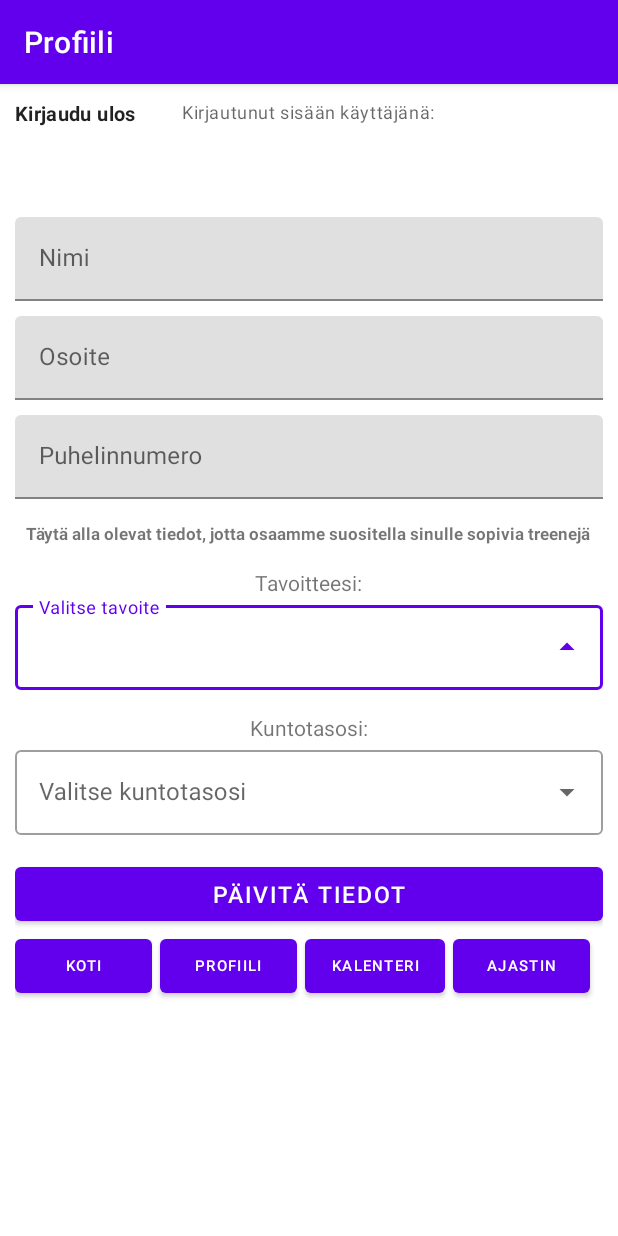
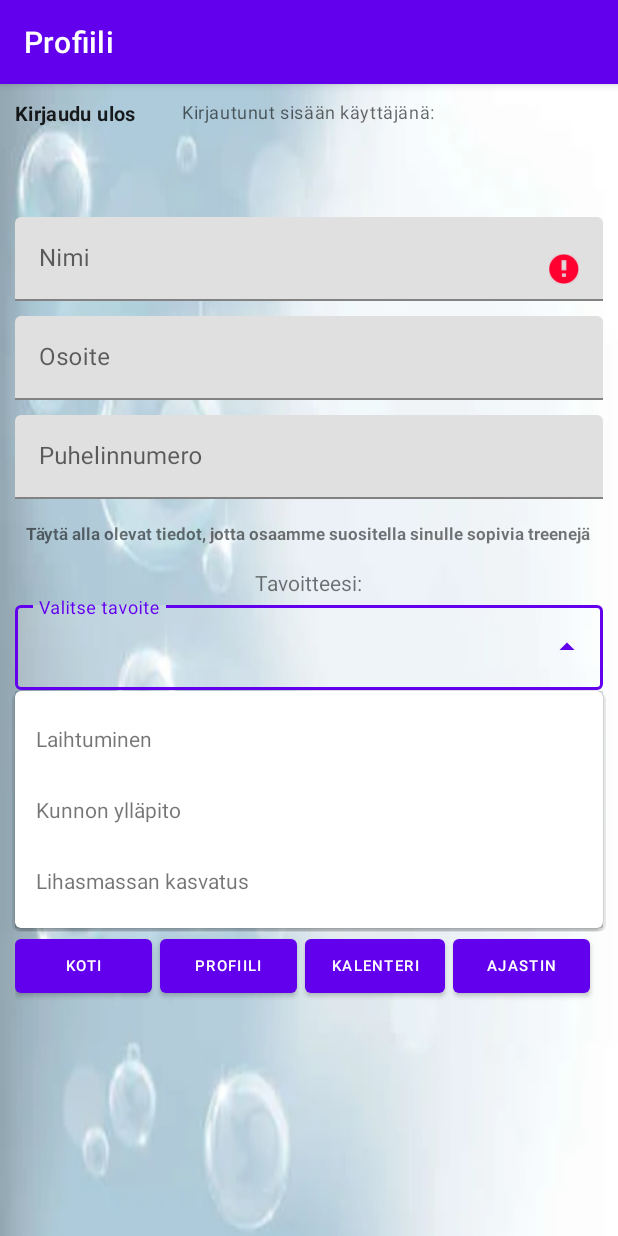
Before and after one commit to MobiiliProjektiRyhma17/fitness-app, an Android app: the screen it shows after launch once a user with an empty profile is signed in (ProfileActivity), after a tap on an icon or button, on a phone screen of 412 x 824 dp. Run offline under Robolectric (Android 15) with nearby library versions, the phone set to English and light mode, and no system bars; our stand-ins replace Firebase (no records; nobody signed in at launch, a user with empty details on screens opened directly); 3 other taps on this screen came first.

Commit message:
prof, adding background

```diff
--- a/app/src/main/java/com/example/fitness_application/ProfileActivity.kt
+++ b/app/src/main/java/com/example/fitness_application/ProfileActivity.kt
@@ -3,6 +3,7 @@ package com.example.fitness_application
 import android.content.Intent
 import androidx.appcompat.app.AppCompatActivity
 import android.os.Bundle
+import android.widget.*
 import androidx.appcompat.app.ActionBar
 import com.example.fitness_application.databinding.ActivityProfileBinding
 import com.google.firebase.auth.FirebaseAuth
@@ -11,6 +12,13 @@ import com.google.firebase.database.FirebaseDatabase
 
 class ProfileActivity : AppCompatActivity() {
 
+
+    private lateinit var nameEdit: EditText
+    private lateinit var addressEdit: EditText
+    private lateinit var phoneNumberEdit: EditText
+    private lateinit  var goalsMenu: AutoCompleteTextView
+    private lateinit  var shapesMenu: AutoCompleteTextView
+    private lateinit var editButton: Button
 
 
 
@@ -23,6 +31,7 @@ class ProfileActivity : AppCompatActivity() {
 
     //Firebase
     private lateinit var firebaseAuth: FirebaseAuth
+
     private lateinit var databaseReference: DatabaseReference
 
     override fun onCreate(savedInstanceState: Bundle?) {
@@ -34,6 +43,15 @@ class ProfileActivity : AppCompatActivity() {
         actionBar.title = "Profiili"
 
         databaseReference = FirebaseDatabase.getInstance().getReference("Profiles")
+
+        nameEdit = findViewById(R.id.nameEdit)
+        addressEdit = findViewById(R.id.addressEdit)
+        phoneNumberEdit = findViewById(R.id.phoneNumberEdit)
+        editButton = findViewById(R.id.editButton)
+
+        editButton.setOnClickListener {
+            saveProduct()
+        }
 
         firebaseAuth = FirebaseAuth.getInstance()
         checkUser()
@@ -47,6 +65,45 @@ class ProfileActivity : AppCompatActivity() {
             val intent = Intent(this, HomeActivity::class.java)
             startActivity(intent)
         }
+
+        val goals = resources.getStringArray(R.array.goals)
+        val arrayAdapter = ArrayAdapter(this,R.layout.dropdown_item,goals)
+        val shapes = resources.getStringArray(R.array.shapes)
+        val arrayAdapter2 = ArrayAdapter(this,R.layout.dropdown_item,shapes)
+        goalsMenu = findViewById<AutoCompleteTextView>(R.id.autoGoal)
+        shapesMenu = findViewById<AutoCompleteTextView>(R.id.shapeSelect)
+        goalsMenu.setAdapter(arrayAdapter)
+        shapesMenu.setAdapter(arrayAdapter2)
+
+    }
+
+    class Profile(val ID: String, val Nimi: String, val Osoite: String, val Puhelinnumero: String, val Tavoite: String, val Kuntotaso: String){
+
+        constructor() : this("","","","", "", ""){
+
+        }
+    }
+
+    private fun saveProduct() {
+        val name = nameEdit.text.toString().trim()
+        val address = addressEdit.text.toString().trim()
+        val number =  phoneNumberEdit.text.toString().trim()
+        val goal = goalsMenu.text.toString().trim()
+        val shape = shapesMenu.text.toString().trim()
+
+        if(name.isEmpty()){
+            nameEdit.error = "Ole hyvä ja syötä nimesi"
+            return
+        }
+
+        val profileID: String? = databaseReference.push().key
+
+        val info = Profile(profileID.toString(), name, address, number, goal, shape)
+
+        databaseReference.child(profileID.toString()).setValue(info).addOnCompleteListener {
+            Toast.makeText(applicationContext, "Tiedot päivitetty onnistuneesti", Toast.LENGTH_LONG).show()
+        }
+
     }
 
     private fun checkUser() {
@@ -58,5 +115,6 @@ class ProfileActivity : AppCompatActivity() {
             startActivity(Intent(this, LoginActivity::class.java))
             finish()
         }
+
     }
 }
--- a/app/src/main/res/layout/activity_home.xml
+++ b/app/src/main/res/layout/activity_home.xml
@@ -6,7 +6,8 @@
     android:layout_height="match_parent"
     tools:context=".HomeActivity"
     android:gravity="center_horizontal"
-    android:orientation="vertical">
+    android:orientation="vertical"
+    android:background="@drawable/home">
 
     <ImageView
         android:id="@+id/image"
@@ -21,7 +22,7 @@
         android:layout_width="wrap_content"
         android:layout_height="wrap_content"
         android:layout_below="@id/image"
-        android:paddingTop="30dp"
+        android:paddingTop="3dp"
         android:textSize="35sp"
         android:layout_centerHorizontal="true"
         android:text="@string/homeText" />
--- a/app/src/main/res/layout/activity_profile.xml
+++ b/app/src/main/res/layout/activity_profile.xml
@@ -5,7 +5,8 @@
     android:layout_width="match_parent"
     android:layout_height="match_parent"
     android:padding="10dp"
-    tools:context=".ProfileActivity">
+    tools:context=".ProfileActivity"
+    android:background="@drawable/profilepic">
 
 
     <TextView
@@ -109,8 +110,10 @@
         android:hint="Valitse tavoite">
 
         <AutoCompleteTextView
+            android:id="@+id/autoGoal"
             android:layout_width="match_parent"
-            android:layout_height="wrap_content" />
+            android:layout_height="wrap_content"
+            android:inputType="none"/>
     </com.google.android.material.textfield.TextInputLayout>
 
     <TextView
@@ -132,7 +135,8 @@
         <AutoCompleteTextView
             android:id="@+id/shapeSelect"
             android:layout_width="match_parent"
-            android:layout_height="wrap_content" />
+            android:layout_height="wrap_content"
+            android:inputType="none"/>
 
 
         <Button
@@ -146,7 +150,7 @@
 
         <LinearLayout
             android:layout_width="393dp"
-            android:layout_height="118dp"
+            android:layout_height="116dp"
             android:orientation="horizontal">
 
             <Button
--- a/app/src/main/res/layout/activity_signup.xml
+++ b/app/src/main/res/layout/activity_signup.xml
@@ -6,7 +6,8 @@
     android:layout_height="match_parent"
     android:padding="20dp"
     android:gravity="center"
-    tools:context=".SignupActivity">
+    tools:context=".SignupActivity"
+    android:background="@drawable/loginreg">
 
     <TextView
         android:layout_width="wrap_content"
--- /dev/null
+++ b/app/src/main/res/layout/dropdown_item.xml
@@ -0,0 +1,7 @@
+<TextView
+    android:id="@+id/textView5"
+    android:layout_width="match_parent"
+    android:layout_height="wrap_content"
+    android:text="TextView"
+    android:padding="14dp"
+    xmlns:android="http://schemas.android.com/apk/res/android" />
--- a/app/src/main/res/values/strings.xml
+++ b/app/src/main/res/values/strings.xml
@@ -6,4 +6,19 @@
     <string name="info"><b>Täytä alla olevat tiedot, jotta osaamme suositella sinulle sopivia treenejä</b></string>
     <string name="logout"><b>Kirjaudu ulos</b></string>
     <string name="homeText"><b>Valmiina treenaamaan?</b></string>
+
+    <string-array name="goals">
+        <item>Laihtuminen</item>
+        <item>Kunnon ylläpito</item>
+        <item>Lihasmassan kasvatus</item>
+    </string-array>
+
+    <string-array name="shapes">
+        <item>Huono</item>
+        <item>Tyydyttävä</item>
+        <item>Hyvä</item>
+        <item>Erinomainen</item>
+    </string-array>
+
+
 </resources>
```
Also changed, not shown: app/src/main/res/layout/activity_login.xml (+4 -3 lines), app/src/main/res/drawable/home.png (added), app/src/main/res/drawable/loginreg.png (added), app/src/main/res/drawable/profilepic.png (added).
